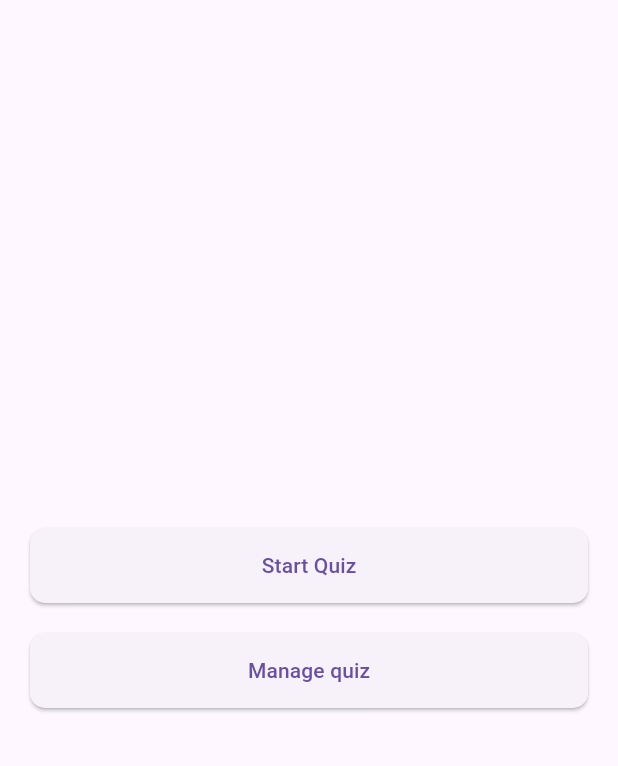
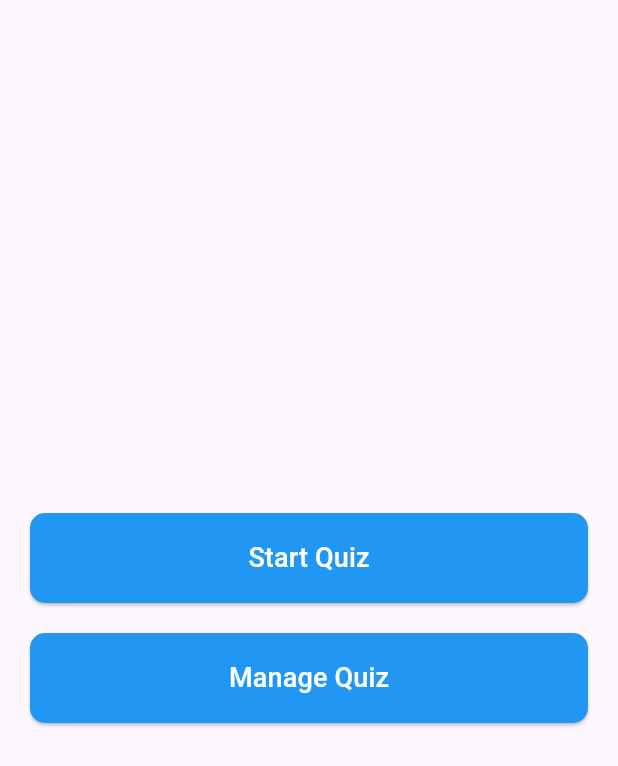
Before and after one commit to khusantoy/mood-tracker, a Flutter app: the screen it shows after launch, on a phone screen of 412 x 824 dp. Shown: the top 766 px of the screen. Run offline on Flutter 3.47's test engine with Material 3 defaults, Android fonts, the phone set to English and light mode, and no system bars; our stand-ins replace cloud_firestore, firebase_core; accounts and stored records are empty.

Commit message:
updated to new version

```diff
--- a/lib/controllers/questions_controller.dart
+++ b/lib/controllers/questions_controller.dart
@@ -8,4 +8,10 @@ class QuestionsController extends ChangeNotifier {
   Stream<QuerySnapshot> get list {
     return _questionsFirebaseServices.getQuestions();
   }
+
+  int _correctAnswersCount = 0;
+
+  void addCorrectAnswer() {
+    _correctAnswersCount++;
+  }
 }
--- a/lib/main.dart
+++ b/lib/main.dart
@@ -3,7 +3,6 @@ import 'package:flutter/material.dart';
 import 'package:mood_tracker/controllers/questions_controller.dart';
 import 'package:mood_tracker/firebase_options.dart';
 import 'package:mood_tracker/views/screens/home_screen.dart';
-import 'package:mood_tracker/providers/selected_option_provider.dart';
 import 'package:provider/provider.dart';
 
 void main() async {
@@ -21,15 +20,16 @@ class MyApp extends StatelessWidget {
 
   @override
   Widget build(BuildContext context) {
-    return MultiProvider(
-      providers: [
-        ChangeNotifierProvider(create: (context) => QuestionsController()),
-        ChangeNotifierProvider(create: (context) => SelectedOptionProvider()),
-      ],
-      child: const MaterialApp(
-        debugShowCheckedModeBanner: false,
-        home: HomeScreen(),
-      ),
+    return ChangeNotifierProvider(
+      create: (context) {
+        return QuestionsController();
+      },
+      builder: (context, child) {
+        return const MaterialApp(
+          debugShowCheckedModeBanner: false,
+          home: HomeScreen(),
+        );
+      },
     );
   }
 }
--- a/lib/providers/selected_option_provider.dart
+++ /dev/null
@@ -1,12 +0,0 @@
-import 'package:flutter/material.dart';
-
-class SelectedOptionProvider with ChangeNotifier {
-  int _selectedOption = -1;
-
-  int get selectedOption => _selectedOption;
-
-  void setSelectedOption(int value) {
-    _selectedOption = value;
-    notifyListeners();
-  }
-}
--- a/lib/views/screens/home_screen.dart
+++ b/lib/views/screens/home_screen.dart
@@ -1,132 +1,65 @@
 import 'package:flutter/material.dart';
-import 'package:mood_tracker/controllers/questions_controller.dart';
-import 'package:mood_tracker/models/question.dart';
-import 'package:mood_tracker/providers/selected_option_provider.dart';
-import 'package:mood_tracker/views/widgets/question_item.dart';
-import 'package:provider/provider.dart';
+import 'package:mood_tracker/views/screens/quiz_screen.dart';
 
-class HomeScreen extends StatefulWidget {
+class HomeScreen extends StatelessWidget {
   const HomeScreen({super.key});
 
   @override
-  State<HomeScreen> createState() => _HomeScreenState();
-}
-
-class _HomeScreenState extends State<HomeScreen> {
-  bool isQuestionStarted = false;
-
-  final PageController _pageController = PageController();
-
-  @override
   Widget build(BuildContext context) {
-    final questionsController = context.watch<QuestionsController>();
-    final selectedOptionProvider = context.watch<SelectedOptionProvider>();
-
     return Scaffold(
-      body: SizedBox(
-        width: MediaQuery.of(context).size.width,
-        height: MediaQuery.of(context).size.height,
-        child: AnimatedCrossFade(
-          duration: const Duration(seconds: 1),
-          firstChild: StreamBuilder(
-            stream: questionsController.list,
-            builder: (context, snapshot) {
-              if (snapshot.connectionState == ConnectionState.waiting) {
-                return const Center(
-                  child: CircularProgressIndicator(),
-                );
-              }
-
-              if (snapshot.data == null) {
-                return const Center(
-                  child: Text("No available questions"),
-                );
-              }
-
-              final questions = snapshot.data!.docs;
-
-              return questions.isEmpty
-                  ? const Center(
-                      child: Text("No available question"),
-                    )
-                  : PageView.builder(
-                      controller: _pageController,
-                      scrollDirection: Axis.vertical,
-                      itemCount: questions.length,
-                      itemBuilder: (context, index) {
-                        final question = Question.fromJson(questions[index]);
-                        return Container(
-                          padding: const EdgeInsets.all(20),
-                          width: MediaQuery.of(context).size.width,
-                          height: MediaQuery.of(context).size.height,
-                          child: Column(
-                            mainAxisAlignment: MainAxisAlignment.center,
-                            children: [
-                              Padding(
-                                padding: const EdgeInsets.all(30.0),
-                                child: Text(
-                                  "${index + 1}. ${question.question}",
-                                  style: const TextStyle(
-                                    fontSize: 22,
-                                    fontWeight: FontWeight.bold,
-                                  ),
-                                ),
-                              ),
-                              for (int i = 0; i < question.variants.length; i++)
-                                QuestionItem(
-                                  title: question.variants[i],
-                                  radioValue: i,
-                                )
-                            ],
-                          ),
-                        );
-                      },
-                    );
-            },
-          ),
-          secondChild: SizedBox(
-            width: MediaQuery.of(context).size.width,
-            height: MediaQuery.of(context).size.height,
+      body: SafeArea(
+        child: Padding(
+          padding: const EdgeInsets.all(20.0),
           child: Column(
             mainAxisAlignment: MainAxisAlignment.center,
             crossAxisAlignment: CrossAxisAlignment.center,
             children: [
-                Padding(
-                  padding: const EdgeInsets.symmetric(horizontal: 20),
-                  child: SizedBox(
+              SizedBox(
                 width: double.infinity,
-                    height: 50,
+                height: 60,
                 child: ElevatedButton(
                   style: ElevatedButton.styleFrom(
+                    foregroundColor: Colors.white,
+                    backgroundColor: Colors.blue,
                     shape: RoundedRectangleBorder(
                       borderRadius: BorderRadius.circular(10),
                     ),
                   ),
                   onPressed: () {
-                        isQuestionStarted = true;
-                        setState(() {});
+                    Navigator.push(
+                      context,
+                      MaterialPageRoute(
+                        builder: (ctx) => const QuizScreen(),
+                      ),
+                    );
                   },
-                      child: const Text("Start Quiz"),
+                  child: const Text(
+                    "Start Quiz",
+                    style: TextStyle(
+                      fontSize: 18,
+                    ),
                   ),
                 ),
               ),
               const SizedBox(
                 height: 20,
               ),
-                Padding(
-                  padding: const EdgeInsets.symmetric(horizontal: 20),
-                  child: SizedBox(
+              SizedBox(
                 width: double.infinity,
-                    height: 50,
+                height: 60,
                 child: ElevatedButton(
                   style: ElevatedButton.styleFrom(
                     shape: RoundedRectangleBorder(
                       borderRadius: BorderRadius.circular(10),
                     ),
+                    foregroundColor: Colors.white,
+                    backgroundColor: Colors.blue,
                   ),
                   onPressed: () {},
                   child: const Text(
-                        "Manage quiz",
+                    "Manage Quiz",
+                    style: TextStyle(
+                      fontSize: 18,
                     ),
                   ),
                 ),
@@ -134,10 +67,6 @@ class _HomeScreenState extends State<HomeScreen> {
             ],
           ),
         ),
-          crossFadeState: isQuestionStarted
-              ? CrossFadeState.showFirst
-              : CrossFadeState.showSecond,
-        ),
       ),
     );
   }
```
Also changed, not shown: lib/models/question.dart (+7 -1 lines), lib/views/screens/manage_quiz_screen.dart (deleted, +0 -12 lines), lib/views/screens/manage_screen.dart (deleted, +0 -50 lines), lib/views/screens/quiz_screen.dart (added, +71 -0 lines), lib/views/widgets/question_item.dart (deleted, +0 -36 lines), lib/views/widgets/quiz_item.dart (added, +76 -0 lines). Lines whose indentation alone changed are shown as unchanged.
